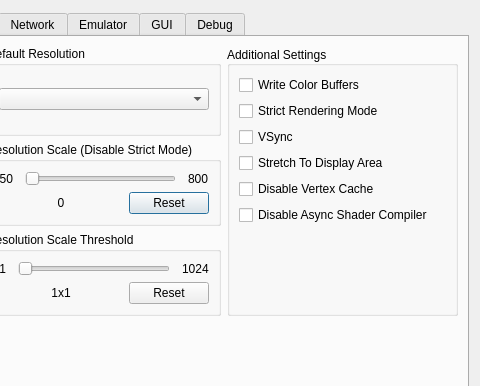
Qt form rpcs3/rpcs3qt/settings_dialog.ui (RPCS3/rpcs3) before a commit; both pictures show x 272 to 752 and y 0 to 386 of the 752 by 626 pixel window.
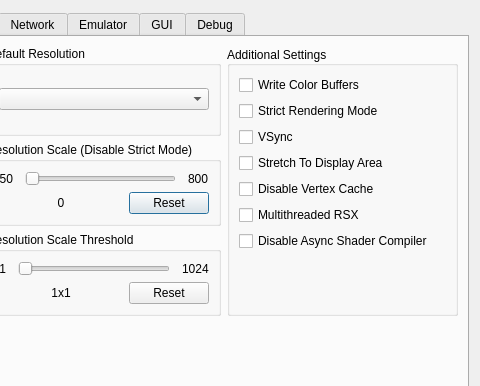
The same form after that commit. The open tabs and pages were chosen to show the change. Icons and pictures are not drawn.

```diff
--- a/rpcs3/rpcs3qt/settings_dialog.ui
+++ b/rpcs3/rpcs3qt/settings_dialog.ui
@@ -695,6 +695,13 @@
               </property>
              </widget>
             </item>
+            <item>
+             <widget class="QCheckBox" name="multithreadedRSX">
+              <property name="text">
+               <string>Multithreaded RSX</string>
+              </property>
+             </widget>
+            </item>
             <item>
              <widget class="QCheckBox" name="disableAsyncShaders">
               <property name="text">
```
Left out of the diff: 2 changed lines with no effect on the pictures.
